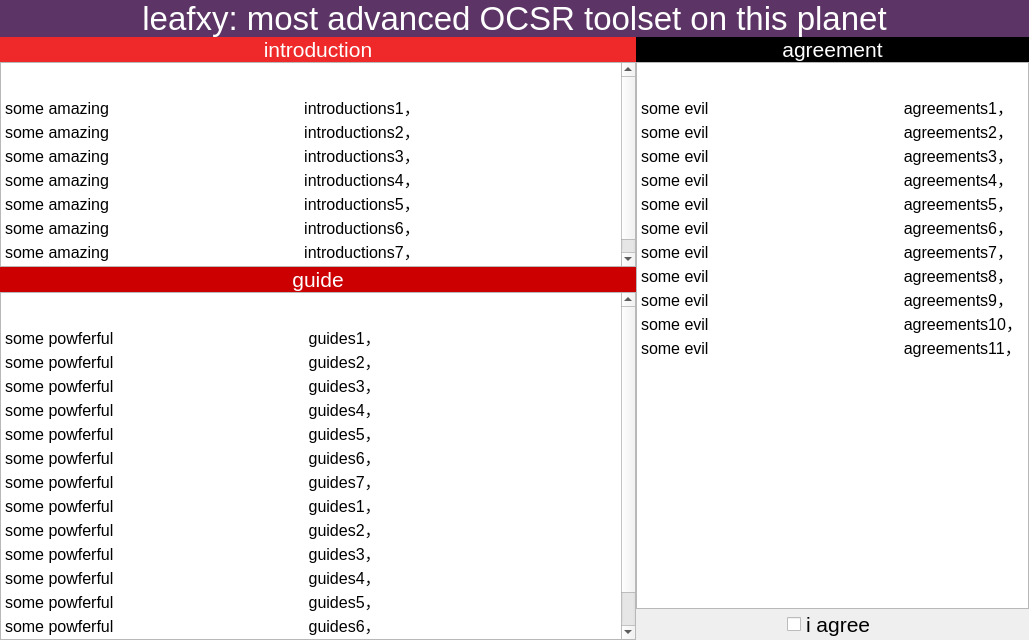
Qt form app/ui/welcome_widget.ui (xuguodong1999/COCR) before a commit.
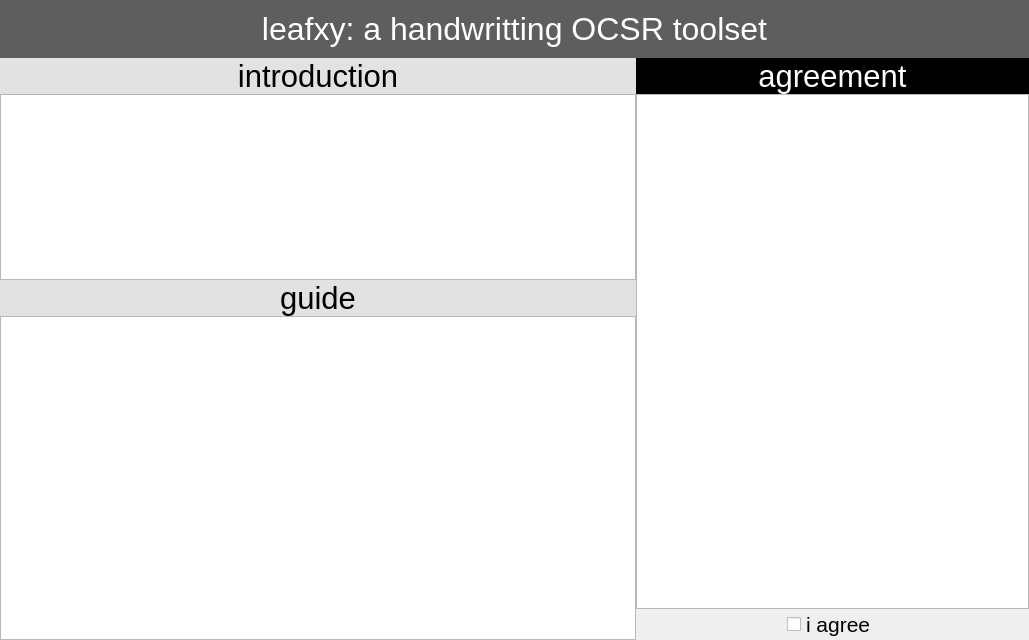
The same form after that commit. Icons and pictures are not drawn.

```diff
--- a/app/ui/welcome_widget.ui
+++ b/app/ui/welcome_widget.ui
@@ -13,7 +13,7 @@
         <property name="windowTitle">
             <string>Welcome</string>
         </property>
-        <layout class="QVBoxLayout" name="verticalLayout">
+  <layout class="QVBoxLayout" name="verticalLayout" stretch="1,10">
             <property name="spacing">
                 <number>0</number>
             </property>
@@ -32,23 +32,22 @@
             <item>
                 <widget class="QLabel" name="welcome_label">
                     <property name="sizePolicy">
-                        <sizepolicy hsizetype="Preferred" vsizetype="Fixed">
+      <sizepolicy hsizetype="Preferred" vsizetype="Preferred">
                             <horstretch>0</horstretch>
                             <verstretch>0</verstretch>
                         </sizepolicy>
                     </property>
                     <property name="font">
                         <font>
-                            <pointsize>25</pointsize>
+       <pointsize>24</pointsize>
                         </font>
                     </property>
                     <property name="styleSheet">
-                        <string notr="true">background-color: rgb(92, 53, 102);
-                            color: rgb(255, 255, 255);
-                        </string>
+      <string notr="true">color: rgb(255, 255, 255);
+background-color: rgb(94, 94, 94);</string>
                     </property>
                     <property name="text">
-                        <string>leafxy: most advanced OCSR toolset on this planet</string>
+      <string>leafxy: a handwritting OCSR toolset</string>
                     </property>
                     <property name="alignment">
                         <set>Qt::AlignCenter</set>
@@ -75,13 +74,12 @@
                                     </property>
                                     <property name="font">
                                         <font>
-                                            <pointsize>16</pointsize>
+           <pointsize>23</pointsize>
                                         </font>
                                     </property>
                                     <property name="styleSheet">
-                                        <string notr="true">color: rgb(255, 255, 255);
-                                            background-color: rgb(239, 41, 41);
-                                        </string>
+          <string notr="true">color: rgb(0, 0, 0);
+background-color: rgb(226, 226, 226);</string>
                                     </property>
                                     <property name="text">
                                         <string>introduction</string>
@@ -110,43 +108,10 @@
                                     </property>
                                     <property name="html">
                                         <string>&lt;!DOCTYPE HTML PUBLIC &quot;-//W3C//DTD HTML 4.0//EN&quot; &quot;http://www.w3.org/TR/REC-html40/strict.dtd&quot;&gt;
-                                            &lt;html&gt;&lt;head&gt;&lt;meta name=&quot;qrichtext&quot; content=&quot;1&quot;
-                                            /&gt;&lt;style type=&quot;text/css&quot;&gt;
-                                            p, li { white-space: pre-wrap; }
-                                            &lt;/style&gt;&lt;/head&gt;&lt;body style=&quot; font-family:'SimSun';
-                                            font-size:9pt; font-weight:400; font-style:normal;&quot;&gt;
-                                            &lt;p style=&quot; margin-top:0px; margin-bottom:0px; margin-left:0px;
-                                            margin-right:0px; -qt-block-indent:0; text-indent:0px;&quot;&gt;&lt;span
-                                            style=&quot; font-family:'Ubuntu'; font-size:12pt;&quot;&gt;some amazing
-                                            introductions1，&lt;/span&gt;&lt;/p&gt;
-                                            &lt;p style=&quot; margin-top:0px; margin-bottom:0px; margin-left:0px;
-                                            margin-right:0px; -qt-block-indent:0; text-indent:0px;&quot;&gt;&lt;span
-                                            style=&quot; font-family:'Ubuntu'; font-size:12pt;&quot;&gt;some amazing
-                                            introductions2，&lt;/span&gt;&lt;/p&gt;
-                                            &lt;p style=&quot; margin-top:0px; margin-bottom:0px; margin-left:0px;
-                                            margin-right:0px; -qt-block-indent:0; text-indent:0px;&quot;&gt;&lt;span
-                                            style=&quot; font-family:'Ubuntu'; font-size:12pt;&quot;&gt;some amazing
-                                            introductions3，&lt;/span&gt;&lt;/p&gt;
-                                            &lt;p style=&quot; margin-top:0px; margin-bottom:0px; margin-left:0px;
-                                            margin-right:0px; -qt-block-indent:0; text-indent:0px;&quot;&gt;&lt;span
-                                            style=&quot; font-family:'Ubuntu'; font-size:12pt;&quot;&gt;some amazing
-                                            introductions4，&lt;/span&gt;&lt;/p&gt;
-                                            &lt;p style=&quot; margin-top:0px; margin-bottom:0px; margin-left:0px;
-                                            margin-right:0px; -qt-block-indent:0; text-indent:0px;&quot;&gt;&lt;span
-                                            style=&quot; font-family:'Ubuntu'; font-size:12pt;&quot;&gt;some amazing
-                                            introductions5，&lt;/span&gt;&lt;/p&gt;
-                                            &lt;p style=&quot; margin-top:0px; margin-bottom:0px; margin-left:0px;
-                                            margin-right:0px; -qt-block-indent:0; text-indent:0px;&quot;&gt;&lt;span
-                                            style=&quot; font-family:'Ubuntu'; font-size:12pt;&quot;&gt;some amazing
-                                            introductions6，&lt;/span&gt;&lt;/p&gt;
-                                            &lt;p style=&quot; margin-top:0px; margin-bottom:0px; margin-left:0px;
-                                            margin-right:0px; -qt-block-indent:0; text-indent:0px;&quot;&gt;&lt;span
-                                            style=&quot; font-family:'Ubuntu'; font-size:12pt;&quot;&gt;some amazing
-                                            introductions7，&lt;/span&gt;&lt;/p&gt;
-                                            &lt;p style=&quot;-qt-paragraph-type:empty; margin-top:0px;
-                                            margin-bottom:0px; margin-left:0px; margin-right:0px; -qt-block-indent:0;
-                                            text-indent:0px; font-family:'Ubuntu'; font-size:12pt;&quot;&gt;&lt;br /&gt;&lt;/p&gt;&lt;/body&gt;&lt;/html&gt;
-                                        </string>
+&lt;html&gt;&lt;head&gt;&lt;meta name=&quot;qrichtext&quot; content=&quot;1&quot; /&gt;&lt;style type=&quot;text/css&quot;&gt;
+p, li { white-space: pre-wrap; }
+&lt;/style&gt;&lt;/head&gt;&lt;body style=&quot; font-family:'SimSun'; font-size:9pt; font-weight:400; font-style:normal;&quot;&gt;
+&lt;p style=&quot;-qt-paragraph-type:empty; margin-top:0px; margin-bottom:0px; margin-left:0px; margin-right:0px; -qt-block-indent:0; text-indent:0px;&quot;&gt;&lt;br /&gt;&lt;/p&gt;&lt;/body&gt;&lt;/html&gt;</string>
                                     </property>
                                 </widget>
                             </item>
@@ -167,7 +132,7 @@
                                     </property>
                                     <property name="font">
                                         <font>
-                                            <pointsize>16</pointsize>
+           <pointsize>23</pointsize>
                                         </font>
                                     </property>
                                     <property name="styleSheet">
@@ -197,65 +162,6 @@
                                     <property name="inputMethodHints">
                                         <set>Qt::ImhNone</set>
                                     </property>
-                                    <property name="readOnly">
-                                        <bool>true</bool>
-                                    </property>
-                                    <property name="html">
-                                        <string>&lt;!DOCTYPE HTML PUBLIC &quot;-//W3C//DTD HTML 4.0//EN&quot; &quot;http://www.w3.org/TR/REC-html40/strict.dtd&quot;&gt;
-                                            &lt;html&gt;&lt;head&gt;&lt;meta name=&quot;qrichtext&quot; content=&quot;1&quot;
-                                            /&gt;&lt;style type=&quot;text/css&quot;&gt;
-                                            p, li { white-space: pre-wrap; }
-                                            &lt;/style&gt;&lt;/head&gt;&lt;body style=&quot; font-family:'SimSun';
-                                            font-size:9pt; font-weight:400; font-style:normal;&quot;&gt;
-                                            &lt;p style=&quot; margin-top:0px; margin-bottom:0px; margin-left:0px;
-                                            margin-right:0px; -qt-block-indent:0; text-indent:0px;&quot;&gt;&lt;span
-                                            style=&quot; font-family:'Ubuntu'; font-size:12pt;&quot;&gt;some evil
-                                            agreements1，&lt;/span&gt;&lt;/p&gt;
-                                            &lt;p style=&quot; margin-top:0px; margin-bottom:0px; margin-left:0px;
-                                            margin-right:0px; -qt-block-indent:0; text-indent:0px;&quot;&gt;&lt;span
-                                            style=&quot; font-family:'Ubuntu'; font-size:12pt;&quot;&gt;some evil
-                                            agreements2，&lt;/span&gt;&lt;/p&gt;
-                                            &lt;p style=&quot; margin-top:0px; margin-bottom:0px; margin-left:0px;
-                                            margin-right:0px; -qt-block-indent:0; text-indent:0px;&quot;&gt;&lt;span
-                                            style=&quot; font-family:'Ubuntu'; font-size:12pt;&quot;&gt;some evil
-                                            agreements3，&lt;/span&gt;&lt;/p&gt;
-                                            &lt;p style=&quot; margin-top:0px; margin-bottom:0px; margin-left:0px;
-                                            margin-right:0px; -qt-block-indent:0; text-indent:0px;&quot;&gt;&lt;span
-                                            style=&quot; font-family:'Ubuntu'; font-size:12pt;&quot;&gt;some evil
-                                            agreements4，&lt;/span&gt;&lt;/p&gt;
-                                            &lt;p style=&quot; margin-top:0px; margin-bottom:0px; margin-left:0px;
-                                            margin-right:0px; -qt-block-indent:0; text-indent:0px;&quot;&gt;&lt;span
-                                            style=&quot; font-family:'Ubuntu'; font-size:12pt;&quot;&gt;some evil
-                                            agreements5，&lt;/span&gt;&lt;/p&gt;
-                                            &lt;p style=&quot; margin-top:0px; margin-bottom:0px; margin-left:0px;
-                                            margin-right:0px; -qt-block-indent:0; text-indent:0px;&quot;&gt;&lt;span
-                                            style=&quot; font-family:'Ubuntu'; font-size:12pt;&quot;&gt;some evil
-                                            agreements6，&lt;/span&gt;&lt;/p&gt;
-                                            &lt;p style=&quot; margin-top:0px; margin-bottom:0px; margin-left:0px;
-                                            margin-right:0px; -qt-block-indent:0; text-indent:0px;&quot;&gt;&lt;span
-                                            style=&quot; font-family:'Ubuntu'; font-size:12pt;&quot;&gt;some evil
-                                            agreements7，&lt;/span&gt;&lt;/p&gt;
-                                            &lt;p style=&quot; margin-top:0px; margin-bottom:0px; margin-left:0px;
-                                            margin-right:0px; -qt-block-indent:0; text-indent:0px;&quot;&gt;&lt;span
-                                            style=&quot; font-family:'Ubuntu'; font-size:12pt;&quot;&gt;some evil
-                                            agreements8，&lt;/span&gt;&lt;/p&gt;
-                                            &lt;p style=&quot; margin-top:0px; margin-bottom:0px; margin-left:0px;
-                                            margin-right:0px; -qt-block-indent:0; text-indent:0px;&quot;&gt;&lt;span
-                                            style=&quot; font-family:'Ubuntu'; font-size:12pt;&quot;&gt;some evil
-                                            agreements9，&lt;/span&gt;&lt;/p&gt;
-                                            &lt;p style=&quot; margin-top:0px; margin-bottom:0px; margin-left:0px;
-                                            margin-right:0px; -qt-block-indent:0; text-indent:0px;&quot;&gt;&lt;span
-                                            style=&quot; font-family:'Ubuntu'; font-size:12pt;&quot;&gt;some evil
-                                            agreements10，&lt;/span&gt;&lt;/p&gt;
-                                            &lt;p style=&quot; margin-top:0px; margin-bottom:0px; margin-left:0px;
-                                            margin-right:0px; -qt-block-indent:0; text-indent:0px;&quot;&gt;&lt;span
-                                            style=&quot; font-family:'Ubuntu'; font-size:12pt;&quot;&gt;some evil
-                                            agreements11，&lt;/span&gt;&lt;/p&gt;
-                                            &lt;p style=&quot;-qt-paragraph-type:empty; margin-top:0px;
-                                            margin-bottom:0px; margin-left:0px; margin-right:0px; -qt-block-indent:0;
-                                            text-indent:0px; font-family:'Ubuntu'; font-size:12pt;&quot;&gt;&lt;br /&gt;&lt;/p&gt;&lt;/body&gt;&lt;/html&gt;
-                                        </string>
-                                    </property>
                                 </widget>
                             </item>
                             <item alignment="Qt::AlignHCenter|Qt::AlignVCenter">
@@ -313,13 +219,12 @@
                                     </property>
                                     <property name="font">
                                         <font>
-                                            <pointsize>16</pointsize>
+           <pointsize>23</pointsize>
                                         </font>
                                     </property>
                                     <property name="styleSheet">
-                                        <string notr="true">color: rgb(255, 255, 255);
-                                            background-color: rgb(204, 0, 0);
-                                        </string>
+          <string notr="true">color: rgb(0, 0, 0);
+background-color: rgb(226, 226, 226);</string>
                                     </property>
                                     <property name="text">
                                         <string>guide</string>
@@ -348,71 +253,10 @@
                                     </property>
                                     <property name="html">
                                         <string>&lt;!DOCTYPE HTML PUBLIC &quot;-//W3C//DTD HTML 4.0//EN&quot; &quot;http://www.w3.org/TR/REC-html40/strict.dtd&quot;&gt;
-                                            &lt;html&gt;&lt;head&gt;&lt;meta name=&quot;qrichtext&quot; content=&quot;1&quot;
-                                            /&gt;&lt;style type=&quot;text/css&quot;&gt;
-                                            p, li { white-space: pre-wrap; }
-                                            &lt;/style&gt;&lt;/head&gt;&lt;body style=&quot; font-family:'SimSun';
-                                            font-size:9pt; font-weight:400; font-style:normal;&quot;&gt;
-                                            &lt;p style=&quot; margin-top:0px; margin-bottom:0px; margin-left:0px;
-                                            margin-right:0px; -qt-block-indent:0; text-indent:0px;&quot;&gt;&lt;span
-                                            style=&quot; font-family:'Ubuntu'; font-size:12pt;&quot;&gt;some powferful
-                                            guides1，&lt;/span&gt;&lt;/p&gt;
-                                            &lt;p style=&quot; margin-top:0px; margin-bottom:0px; margin-left:0px;
-                                            margin-right:0px; -qt-block-indent:0; text-indent:0px;&quot;&gt;&lt;span
-                                            style=&quot; font-family:'Ubuntu'; font-size:12pt;&quot;&gt;some powferful
-                                            guides2，&lt;/span&gt;&lt;/p&gt;
-                                            &lt;p style=&quot; margin-top:0px; margin-bottom:0px; margin-left:0px;
-                                            margin-right:0px; -qt-block-indent:0; text-indent:0px;&quot;&gt;&lt;span
-                                            style=&quot; font-family:'Ubuntu'; font-size:12pt;&quot;&gt;some powferful
-                                            guides3，&lt;/span&gt;&lt;/p&gt;
-                                            &lt;p style=&quot; margin-top:0px; margin-bottom:0px; margin-left:0px;
-                                            margin-right:0px; -qt-block-indent:0; text-indent:0px;&quot;&gt;&lt;span
-                                            style=&quot; font-family:'Ubuntu'; font-size:12pt;&quot;&gt;some powferful
-                                            guides4，&lt;/span&gt;&lt;/p&gt;
-                                            &lt;p style=&quot; margin-top:0px; margin-bottom:0px; margin-left:0px;
-                                            margin-right:0px; -qt-block-indent:0; text-indent:0px;&quot;&gt;&lt;span
-                                            style=&quot; font-family:'Ubuntu'; font-size:12pt;&quot;&gt;some powferful
-                                            guides5，&lt;/span&gt;&lt;/p&gt;
-                                            &lt;p style=&quot; margin-top:0px; margin-bottom:0px; margin-left:0px;
-                                            margin-right:0px; -qt-block-indent:0; text-indent:0px;&quot;&gt;&lt;span
-                                            style=&quot; font-family:'Ubuntu'; font-size:12pt;&quot;&gt;some powferful
-                                            guides6，&lt;/span&gt;&lt;/p&gt;
-                                            &lt;p style=&quot; margin-top:0px; margin-bottom:0px; margin-left:0px;
-                                            margin-right:0px; -qt-block-indent:0; text-indent:0px;&quot;&gt;&lt;span
-                                            style=&quot; font-family:'Ubuntu'; font-size:12pt;&quot;&gt;some powferful
-                                            guides7，&lt;/span&gt;&lt;/p&gt;
-                                            &lt;p style=&quot; margin-top:0px; margin-bottom:0px; margin-left:0px;
-                                            margin-right:0px; -qt-block-indent:0; text-indent:0px;&quot;&gt;&lt;span
-                                            style=&quot; font-family:'Ubuntu'; font-size:12pt;&quot;&gt;some powferful
-                                            guides1，&lt;/span&gt;&lt;/p&gt;
-                                            &lt;p style=&quot; margin-top:0px; margin-bottom:0px; margin-left:0px;
-                                            margin-right:0px; -qt-block-indent:0; text-indent:0px;&quot;&gt;&lt;span
-                                            style=&quot; font-family:'Ubuntu'; font-size:12pt;&quot;&gt;some powferful
-                                            guides2，&lt;/span&gt;&lt;/p&gt;
-                                            &lt;p style=&quot; margin-top:0px; margin-bottom:0px; margin-left:0px;
-                                            margin-right:0px; -qt-block-indent:0; text-indent:0px;&quot;&gt;&lt;span
-                                            style=&quot; font-family:'Ubuntu'; font-size:12pt;&quot;&gt;some powferful
-                                            guides3，&lt;/span&gt;&lt;/p&gt;
-                                            &lt;p style=&quot; margin-top:0px; margin-bottom:0px; margin-left:0px;
-                                            margin-right:0px; -qt-block-indent:0; text-indent:0px;&quot;&gt;&lt;span
-                                            style=&quot; font-family:'Ubuntu'; font-size:12pt;&quot;&gt;some powferful
-                                            guides4，&lt;/span&gt;&lt;/p&gt;
-                                            &lt;p style=&quot; margin-top:0px; margin-bottom:0px; margin-left:0px;
-                                            margin-right:0px; -qt-block-indent:0; text-indent:0px;&quot;&gt;&lt;span
-                                            style=&quot; font-family:'Ubuntu'; font-size:12pt;&quot;&gt;some powferful
-                                            guides5，&lt;/span&gt;&lt;/p&gt;
-                                            &lt;p style=&quot; margin-top:0px; margin-bottom:0px; margin-left:0px;
-                                            margin-right:0px; -qt-block-indent:0; text-indent:0px;&quot;&gt;&lt;span
-                                            style=&quot; font-family:'Ubuntu'; font-size:12pt;&quot;&gt;some powferful
-                                            guides6，&lt;/span&gt;&lt;/p&gt;
-                                            &lt;p style=&quot; margin-top:0px; margin-bottom:0px; margin-left:0px;
-                                            margin-right:0px; -qt-block-indent:0; text-indent:0px;&quot;&gt;&lt;span
-                                            style=&quot; font-family:'Ubuntu'; font-size:12pt;&quot;&gt;some powferful
-                                            guides7，&lt;/span&gt;&lt;/p&gt;
-                                            &lt;p style=&quot;-qt-paragraph-type:empty; margin-top:0px;
-                                            margin-bottom:0px; margin-left:0px; margin-right:0px; -qt-block-indent:0;
-                                            text-indent:0px; font-family:'Ubuntu'; font-size:12pt;&quot;&gt;&lt;br /&gt;&lt;/p&gt;&lt;/body&gt;&lt;/html&gt;
-                                        </string>
+&lt;html&gt;&lt;head&gt;&lt;meta name=&quot;qrichtext&quot; content=&quot;1&quot; /&gt;&lt;style type=&quot;text/css&quot;&gt;
+p, li { white-space: pre-wrap; }
+&lt;/style&gt;&lt;/head&gt;&lt;body style=&quot; font-family:'SimSun'; font-size:9pt; font-weight:400; font-style:normal;&quot;&gt;
+&lt;p style=&quot;-qt-paragraph-type:empty; margin-top:0px; margin-bottom:0px; margin-left:0px; margin-right:0px; -qt-block-indent:0; text-indent:0px;&quot;&gt;&lt;br /&gt;&lt;/p&gt;&lt;/body&gt;&lt;/html&gt;</string>
                                     </property>
                                 </widget>
                             </item>
```
Left out of the diff: 3 changed lines with no effect on the pictures. Lines whose indentation alone changed are shown as unchanged.
